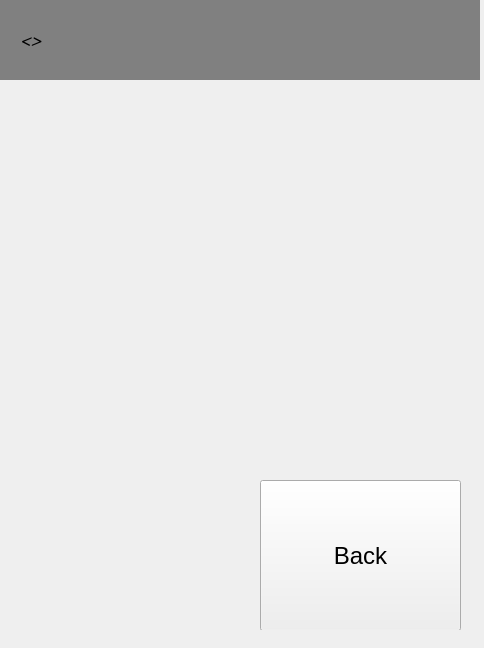
Qt form Software/code/form.ui (Ulnooweg/GroBot) before a commit.
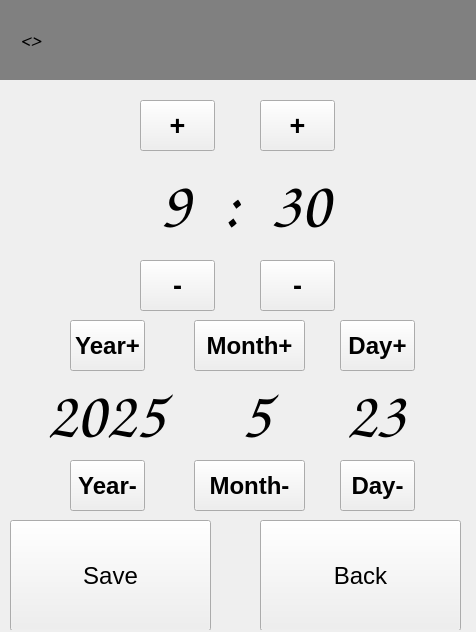
The same form after that commit. The open tabs and pages were chosen to show the change.

Commit message: Changes to Datetime logic

What changed in the file:
```diff
--- a/Software/code/form.ui
+++ b/Software/code/form.ui
@@ -6,8 +6,8 @@
    <rect>
     <x>0</x>
     <y>0</y>
-    <width>484</width>
-    <height>648</height>
+    <width>476</width>
+    <height>632</height>
    </rect>
   </property>
   <property name="font">
@@ -663,9 +663,9 @@
      <property name="geometry">
       <rect>
        <x>260</x>
-       <y>410</y>
+       <y>450</y>
        <width>201</width>
-       <height>151</height>
+       <height>111</height>
       </rect>
      </property>
      <property name="font">
@@ -679,6 +679,364 @@
       <string>Back</string>
      </property>
     </widget>
+    <widget class="QLabel" name="systemhours_label">
+     <property name="geometry">
+      <rect>
+       <x>130</x>
+       <y>80</y>
+       <width>91</width>
+       <height>111</height>
+      </rect>
+     </property>
+     <property name="font">
+      <font>
+       <family>Comic Sans MS</family>
+       <pointsize>50</pointsize>
+       <bold>true</bold>
+      </font>
+     </property>
+     <property name="text">
+      <string>9</string>
+     </property>
+     <property name="alignment">
+      <set>Qt::AlignmentFlag::AlignCenter</set>
+     </property>
+    </widget>
+    <widget class="QLabel" name="timesep_label_2">
+     <property name="geometry">
+      <rect>
+       <x>220</x>
+       <y>80</y>
+       <width>21</width>
+       <height>111</height>
+      </rect>
+     </property>
+     <property name="font">
+      <font>
+       <family>Comic Sans MS</family>
+       <pointsize>50</pointsize>
+       <bold>true</bold>
+      </font>
+     </property>
+     <property name="text">
+      <string>:</string>
+     </property>
+     <property name="alignment">
+      <set>Qt::AlignmentFlag::AlignCenter</set>
+     </property>
+    </widget>
+    <widget class="QLabel" name="systemminutes_label">
+     <property name="geometry">
+      <rect>
+       <x>240</x>
+       <y>80</y>
+       <width>121</width>
+       <height>111</height>
+      </rect>
+     </property>
+     <property name="font">
+      <font>
+       <family>Comic Sans MS</family>
+       <pointsize>50</pointsize>
+       <bold>true</bold>
+      </font>
+     </property>
+     <property name="text">
+      <string>30</string>
+     </property>
+     <property name="alignment">
+      <set>Qt::AlignmentFlag::AlignCenter</set>
+     </property>
+    </widget>
+    <widget class="QPushButton" name="systemhoursplus_btn">
+     <property name="geometry">
+      <rect>
+       <x>140</x>
+       <y>30</y>
+       <width>75</width>
+       <height>51</height>
+      </rect>
+     </property>
+     <property name="font">
+      <font>
+       <family>Segoe UI</family>
+       <pointsize>20</pointsize>
+       <bold>true</bold>
+      </font>
+     </property>
+     <property name="text">
+      <string>+</string>
+     </property>
+    </widget>
+    <widget class="QPushButton" name="systemhoursminus_btn">
+     <property name="geometry">
+      <rect>
+       <x>140</x>
+       <y>190</y>
+       <width>75</width>
+       <height>51</height>
+      </rect>
+     </property>
+     <property name="font">
+      <font>
+       <family>Segoe UI</family>
+       <pointsize>20</pointsize>
+       <bold>true</bold>
+      </font>
+     </property>
+     <property name="text">
+      <string>-</string>
+     </property>
+    </widget>
+    <widget class="QPushButton" name="systemminutesminus_btn">
+     <property name="geometry">
+      <rect>
+       <x>260</x>
+       <y>190</y>
+       <width>75</width>
+       <height>51</height>
+      </rect>
+     </property>
+     <property name="font">
+      <font>
+       <family>Segoe UI</family>
+       <pointsize>20</pointsize>
+       <bold>true</bold>
+      </font>
+     </property>
+     <property name="text">
+      <string>-</string>
+     </property>
+    </widget>
+    <widget class="QPushButton" name="systemminutesplus_btn">
+     <property name="geometry">
+      <rect>
+       <x>260</x>
+       <y>30</y>
+       <width>75</width>
+       <height>51</height>
+      </rect>
+     </property>
+     <property name="font">
+      <font>
+       <family>Segoe UI</family>
+       <pointsize>20</pointsize>
+       <bold>true</bold>
+      </font>
+     </property>
+     <property name="text">
+      <string>+</string>
+     </property>
+    </widget>
+    <widget class="QPushButton" name="systemtiming_save_btn">
+     <property name="geometry">
+      <rect>
+       <x>10</x>
+       <y>450</y>
+       <width>201</width>
+       <height>111</height>
+      </rect>
+     </property>
+     <property name="font">
+      <font>
+       <family>Segoe UI</family>
+       <pointsize>18</pointsize>
+       <bold>false</bold>
+      </font>
+     </property>
+     <property name="text">
+      <string>Save</string>
+     </property>
+    </widget>
+    <widget class="QLabel" name="systemyear_label">
+     <property name="geometry">
+      <rect>
+       <x>20</x>
+       <y>300</y>
+       <width>171</width>
+       <height>91</height>
+      </rect>
+     </property>
+     <property name="font">
+      <font>
+       <family>Comic Sans MS</family>
+       <pointsize>50</pointsize>
+       <bold>true</bold>
+      </font>
+     </property>
+     <property name="text">
+      <string>2025</string>
+     </property>
+     <property name="alignment">
+      <set>Qt::AlignmentFlag::AlignCenter</set>
+     </property>
+    </widget>
+    <widget class="QPushButton" name="systemmonthplus_btn">
+     <property name="geometry">
+      <rect>
+       <x>194</x>
+       <y>250</y>
+       <width>111</width>
+       <height>51</height>
+      </rect>
+     </property>
+     <property name="font">
+      <font>
+       <family>Segoe UI</family>
+       <pointsize>18</pointsize>
+       <bold>true</bold>
+      </font>
+     </property>
+     <property name="text">
+      <string>Month+</string>
+     </property>
+    </widget>
+    <widget class="QPushButton" name="systemmonthminus_btn">
+     <property name="geometry">
+      <rect>
+       <x>194</x>
+       <y>390</y>
+       <width>111</width>
+       <height>51</height>
+      </rect>
+     </property>
+     <property name="font">
+      <font>
+       <family>Segoe UI</family>
+       <pointsize>18</pointsize>
+       <bold>true</bold>
+      </font>
+     </property>
+     <property name="text">
+      <string>Month-</string>
+     </property>
+    </widget>
+    <widget class="QPushButton" name="systemdayplus_btn">
+     <property name="geometry">
+      <rect>
+       <x>340</x>
+       <y>250</y>
+       <width>75</width>
+       <height>51</height>
+      </rect>
+     </property>
+     <property name="font">
+      <font>
+       <family>Segoe UI</family>
+       <pointsize>18</pointsize>
+       <bold>true</bold>
+      </font>
+     </property>
+     <property name="text">
+      <string>Day+</string>
+     </property>
+    </widget>
+    <widget class="QPushButton" name="systemdayminus_btn">
+     <property name="geometry">
+      <rect>
+       <x>340</x>
+       <y>390</y>
+       <width>75</width>
+       <height>51</height>
+      </rect>
+     </property>
+     <property name="font">
+      <font>
+       <family>Segoe UI</family>
+       <pointsize>18</pointsize>
+       <bold>true</bold>
+      </font>
+     </property>
+     <property name="text">
+      <string>Day-</string>
+     </property>
+    </widget>
+    <widget class="QPushButton" name="systemyearminus_btn">
+     <property name="geometry">
+      <rect>
+       <x>70</x>
+       <y>390</y>
+       <width>75</width>
+       <height>51</height>
+      </rect>
+     </property>
+     <property name="font">
+      <font>
+       <family>Segoe UI</family>
+       <pointsize>18</pointsize>
+       <bold>true</bold>
+      </font>
+     </property>
+     <property name="text">
+      <string>Year-</string>
+     </property>
+    </widget>
+    <widget class="QPushButton" name="systemyearplus_btn">
+     <property name="geometry">
+      <rect>
+       <x>70</x>
+       <y>250</y>
+       <width>75</width>
+       <height>51</height>
+      </rect>
+     </property>
+     <property name="font">
+      <font>
+       <family>Segoe UI</family>
+       <pointsize>18</pointsize>
+       <bold>true</bold>
+      </font>
+     </property>
+     <property name="text">
+      <string>Year+</string>
+     </property>
+    </widget>
+    <widget class="QLabel" name="systemmonth_label">
+     <property name="geometry">
+      <rect>
+       <x>170</x>
+       <y>300</y>
+       <width>171</width>
+       <height>91</height>
+      </rect>
+     </property>
+     <property name="font">
+      <font>
+       <family>Comic Sans MS</family>
+       <pointsize>50</pointsize>
+       <bold>true</bold>
+      </font>
+     </property>
+     <property name="text">
+      <string>5</string>
+     </property>
+     <property name="alignment">
+      <set>Qt::AlignmentFlag::AlignCenter</set>
+     </property>
+    </widget>
+    <widget class="QLabel" name="systemday_label">
+     <property name="geometry">
+      <rect>
+       <x>290</x>
+       <y>300</y>
+       <width>171</width>
+       <height>91</height>
+      </rect>
+     </property>
+     <property name="font">
+      <font>
+       <family>Comic Sans MS</family>
+       <pointsize>50</pointsize>
+       <bold>true</bold>
+      </font>
+     </property>
+     <property name="text">
+      <string>23</string>
+     </property>
+     <property name="alignment">
+      <set>Qt::AlignmentFlag::AlignCenter</set>
+     </property>
+    </widget>
    </widget>
    <widget class="QWidget" name="irrigation_page">
     <widget class="QPushButton" name="irrigation_back_btn">
```
Left out of the diff: 103 changed lines with no effect on the pictures. The commit also changes 2 other files.
